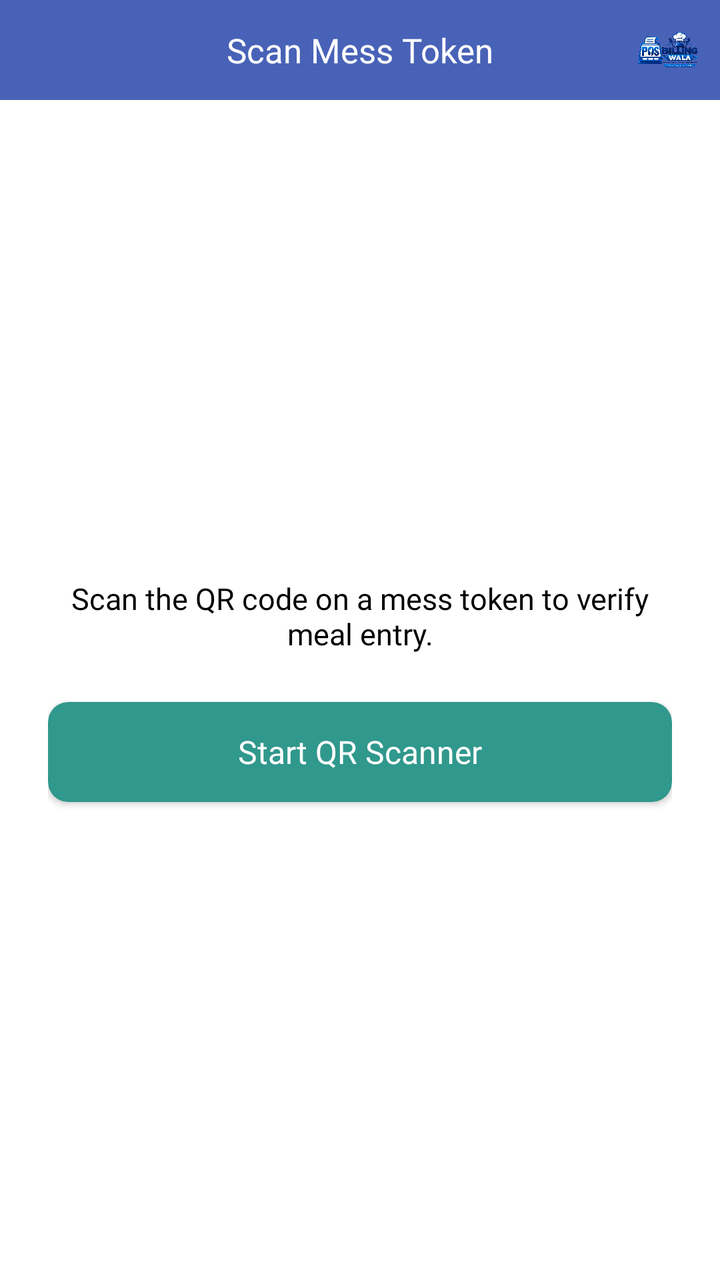
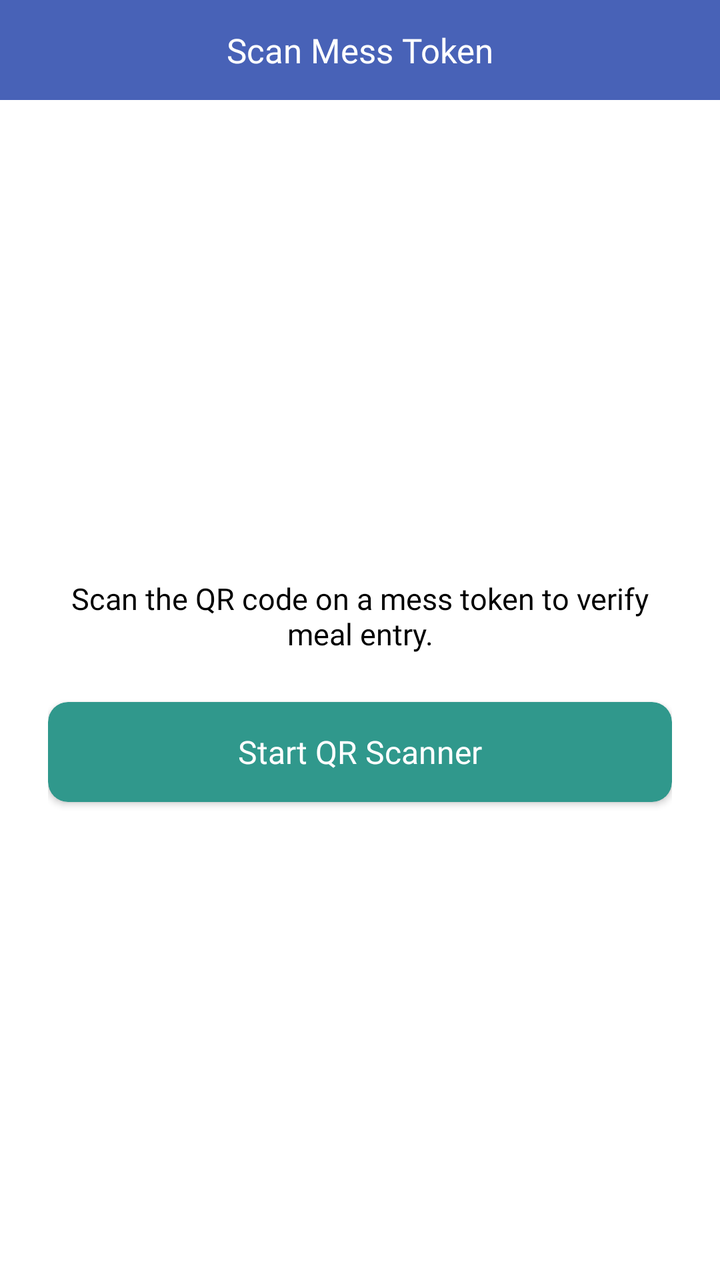

An Android layout rendered at two revisions. The XML below is the earlier revision; the diff shows what the commit changed to produce the second picture.
<!-- AndroidManifest.xml: application theme AppTheme -->
<!-- res/layout/activity_mess_token_scan.xml -->
<?xml version="1.0" encoding="utf-8"?>
<RelativeLayout xmlns:android="http://schemas.android.com/apk/res/android"
    android:layout_width="match_parent"
    android:layout_height="match_parent"
    android:fitsSystemWindows="true">

    <com.google.android.material.appbar.AppBarLayout
        android:id="@+id/appBarLayout"
        xmlns:app="http://schemas.android.com/apk/res-auto"
        android:layout_width="match_parent"
        android:layout_height="50dp">

        <RelativeLayout
            android:layout_width="match_parent"
            android:layout_height="match_parent">

            <androidx.appcompat.widget.AppCompatTextView
                android:layout_width="match_parent"
                android:layout_height="wrap_content"
                android:layout_centerInParent="true"
                android:fontFamily="@font/poppinsmedium"
                android:gravity="center"
                android:text="@string/ui_scan_mess_token"
                android:textColor="@color/white"
                android:textSize="17dp" />

            <include layout="@layout/include_app_toolbar_logo" />
        </RelativeLayout>
    </com.google.android.material.appbar.AppBarLayout>

    <LinearLayout
        android:layout_width="match_parent"
        android:layout_height="match_parent"
        android:layout_below="@id/appBarLayout"
        android:gravity="center"
        android:orientation="vertical"
        android:padding="24dp">

        <TextView
            android:layout_width="match_parent"
            android:layout_height="wrap_content"
            android:fontFamily="@font/poppinsregular"
            android:gravity="center"
            android:text="@string/ui_scan_the_qr_code_on_a_mess_token_to_veri"
            android:textColor="@color/black"
            android:textSize="15dp" />

        <androidx.cardview.widget.CardView
            android:id="@+id/startScanCardView"
            xmlns:app="http://schemas.android.com/apk/res-auto"
            android:layout_width="match_parent"
            android:layout_height="50dp"
            android:layout_marginTop="24dp"
            app:cardBackgroundColor="#30988C"
            app:cardCornerRadius="10dp">

            <TextView
                android:layout_width="match_parent"
                android:layout_height="match_parent"
                android:fontFamily="@font/poppinsmedium"
                android:gravity="center"
                android:text="@string/ui_start_qr_scanner"
                android:textColor="@color/white"
                android:textSize="16dp" />
        </androidx.cardview.widget.CardView>

        <TextView
            android:id="@+id/scanResultText"
            android:layout_width="match_parent"
            android:layout_height="wrap_content"
            android:layout_marginTop="24dp"
            android:fontFamily="@font/poppinsmedium"
            android:gravity="center"
            android:textColor="@color/black"
            android:textSize="16dp"
            android:visibility="gone" />

    </LinearLayout>

</RelativeLayout>
<!-- res/layout/include_app_toolbar_logo.xml (included above) -->
<?xml version="1.0" encoding="utf-8"?>
<ImageView xmlns:android="http://schemas.android.com/apk/res/android"
    android:id="@+id/appBrandLogo"
    android:layout_width="32dp"
    android:layout_height="32dp"
    android:layout_alignParentEnd="true"
    android:layout_centerVertical="true"
    android:layout_marginEnd="10dp"
    android:contentDescription="@string/app_name"
    android:scaleType="fitCenter"
    android:src="@drawable/app_logo" />
<!-- resources referenced by this layout -->
<resources>
  <color name="black">#000</color>
  <color name="white">#fff</color>
  <!-- drawable app_logo: png bitmap (drawable, 586552 bytes) -->
  <string name="app_name">Billingwala</string>
  <string name="ui_scan_mess_token">Scan Mess Token</string>
  <string name="ui_scan_the_qr_code_on_a_mess_token_to_veri">Scan the QR code on a mess token to verify meal entry.</string>
  <string name="ui_start_qr_scanner">Start QR Scanner</string>
  <style name="AppTheme" parent="Theme.MaterialComponents.Light.NoActionBar">
          
          <item name="colorPrimary">@color/colorPrimary</item>
          <item name="colorPrimaryDark">@color/colorPrimary</item>
          <item name="colorAccent">@color/colorAccent</item>
          <item name="android:windowIsTranslucent">true</item>
          <item name="windowNoTitle">true</item>
          <item name="windowActionBar">false</item>
  
      </style>
  <color name="colorPrimary">#4862b7</color>
  <color name="colorAccent">#000</color>
</resources>

<!-- the commit's change to res/layout/activity_mess_token_scan.xml (unified diff, before → after) -->
@@ -23,9 +23,7 @@
                 android:text="@string/ui_scan_mess_token"
                 android:textColor="@color/white"
                 android:textSize="17dp" />
-
-            <include layout="@layout/include_app_toolbar_logo" />
-        </RelativeLayout>
+</RelativeLayout>
     </com.google.android.material.appbar.AppBarLayout>
 
     <LinearLayout
@@ -78,15 +76,3 @@
     </LinearLayout>
 
 </RelativeLayout>
-<!-- res/layout/include_app_toolbar_logo.xml (included above) -->
-<?xml version="1.0" encoding="utf-8"?>
-<ImageView xmlns:android="http://schemas.android.com/apk/res/android"
-    android:id="@+id/appBrandLogo"
-    android:layout_width="32dp"
-    android:layout_height="32dp"
-    android:layout_alignParentEnd="true"
-    android:layout_centerVertical="true"
-    android:layout_marginEnd="10dp"
-    android:contentDescription="@string/app_name"
-    android:scaleType="fitCenter"
-    android:src="@drawable/app_logo" />
<!-- resource entries referenced after the edit -->
@@ -2,8 +2,6 @@
 <resources>
   <color name="black">#000</color>
   <color name="white">#fff</color>
-  <!-- drawable app_logo: png bitmap (drawable, 586552 bytes) -->
-  <string name="app_name">Billingwala</string>
   <string name="ui_scan_mess_token">Scan Mess Token</string>
   <string name="ui_scan_the_qr_code_on_a_mess_token_to_veri">Scan the QR code on a mess token to verify meal entry.</string>
   <string name="ui_start_qr_scanner">Start QR Scanner</string>
